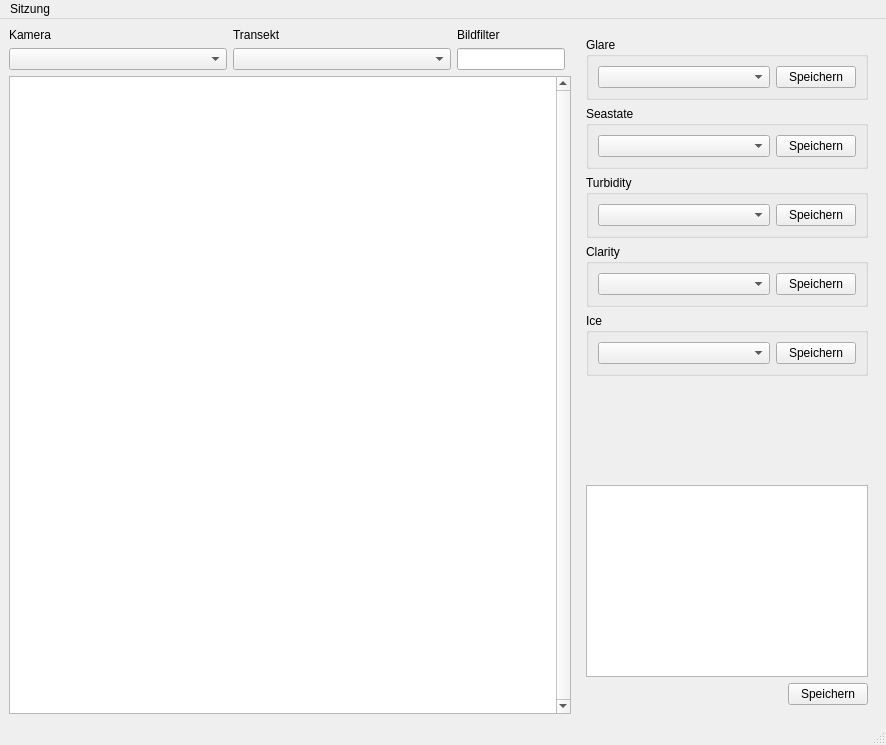
ifaoe/daisi-gui, file image-property-gui/ui/main_window.ui: the form before one commit.
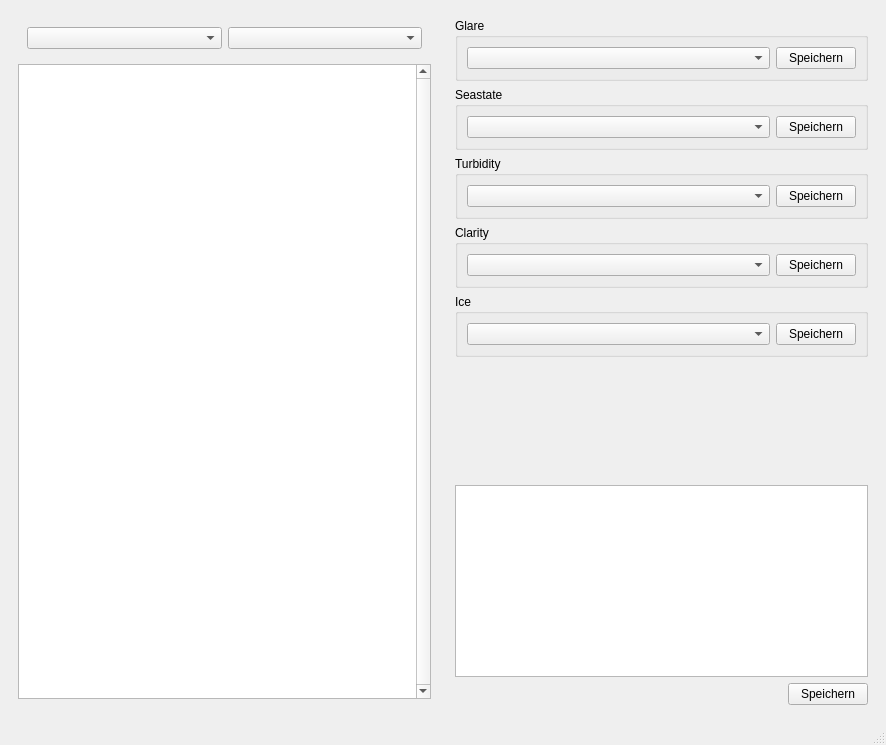
The form after the commit.

```diff
--- a/image-property-gui/ui/main_window.ui
+++ b/image-property-gui/ui/main_window.ui
@@ -15,81 +15,7 @@
   </property>
   <widget class="QWidget" name="centralwidget">
    <layout class="QGridLayout" name="gridLayout">
-    <item row="0" column="1">
-     <widget class="QLabel" name="label_trc">
-      <property name="sizePolicy">
-       <sizepolicy hsizetype="Preferred" vsizetype="Preferred">
-        <horstretch>0</horstretch>
-        <verstretch>0</verstretch>
-       </sizepolicy>
-      </property>
-      <property name="text">
-       <string>Transekt</string>
-      </property>
-     </widget>
-    </item>
-    <item row="0" column="0">
-     <widget class="QLabel" name="label_cam">
-      <property name="sizePolicy">
-       <sizepolicy hsizetype="Preferred" vsizetype="Preferred">
-        <horstretch>0</horstretch>
-        <verstretch>0</verstretch>
-       </sizepolicy>
-      </property>
-      <property name="text">
-       <string>Kamera</string>
-      </property>
-     </widget>
-    </item>
-    <item row="1" column="1">
-     <widget class="QComboBox" name="comboBox_trc">
-      <property name="sizePolicy">
-       <sizepolicy hsizetype="Preferred" vsizetype="Fixed">
-        <horstretch>1</horstretch>
-        <verstretch>0</verstretch>
-       </sizepolicy>
-      </property>
-     </widget>
-    </item>
-    <item row="1" column="0">
-     <widget class="QComboBox" name="comboBox_cam">
-      <property name="sizePolicy">
-       <sizepolicy hsizetype="Preferred" vsizetype="Fixed">
-        <horstretch>1</horstretch>
-        <verstretch>0</verstretch>
-       </sizepolicy>
-      </property>
-     </widget>
-    </item>
-    <item row="2" column="0" colspan="4">
-     <widget class="QTableView" name="tableView_image_properties">
-      <property name="sizePolicy">
-       <sizepolicy hsizetype="Expanding" vsizetype="Expanding">
-        <horstretch>0</horstretch>
-        <verstretch>0</verstretch>
-       </sizepolicy>
-      </property>
-      <property name="verticalScrollBarPolicy">
-       <enum>Qt::ScrollBarAlwaysOn</enum>
-      </property>
-      <property name="horizontalScrollBarPolicy">
-       <enum>Qt::ScrollBarAsNeeded</enum>
-      </property>
-      <property name="editTriggers">
-       <set>QAbstractItemView::NoEditTriggers</set>
-      </property>
-      <property name="alternatingRowColors">
-       <bool>true</bool>
-      </property>
-      <property name="selectionMode">
-       <enum>QAbstractItemView::ExtendedSelection</enum>
-      </property>
-      <property name="selectionBehavior">
-       <enum>QAbstractItemView::SelectRows</enum>
-      </property>
-     </widget>
-    </item>
-    <item row="0" column="4" rowspan="3">
+    <item row="0" column="1" rowspan="2">
      <widget class="QFrame" name="fram_input">
       <property name="sizePolicy">
        <sizepolicy hsizetype="Preferred" vsizetype="Preferred">
@@ -333,43 +259,54 @@
       </layout>
      </widget>
     </item>
-    <item row="1" column="2">
-     <widget class="QLineEdit" name="lineEdit_image_filter"/>
-    </item>
-    <item row="0" column="2">
-     <widget class="QLabel" name="label_image_filter">
-      <property name="sizePolicy">
-       <sizepolicy hsizetype="Preferred" vsizetype="Preferred">
-        <horstretch>0</horstretch>
-        <verstretch>0</verstretch>
-       </sizepolicy>
-      </property>
-      <property name="text">
-       <string>Bildfilter</string>
-      </property>
+    <item row="0" column="0">
+     <widget class="QWidget" name="data_widget" native="true">
+      <layout class="QVBoxLayout" name="verticalLayout_2">
+       <item>
+        <widget class="QWidget" name="session_widget" native="true">
+         <layout class="QHBoxLayout" name="horizontalLayout_7">
+          <item>
+           <widget class="QComboBox" name="combo_server"/>
+          </item>
+          <item>
+           <widget class="QComboBox" name="combo_session"/>
+          </item>
+         </layout>
+        </widget>
+       </item>
+       <item>
+        <widget class="QTableView" name="tableView_image_properties">
+         <property name="sizePolicy">
+          <sizepolicy hsizetype="Expanding" vsizetype="Expanding">
+           <horstretch>0</horstretch>
+           <verstretch>0</verstretch>
+          </sizepolicy>
+         </property>
+         <property name="verticalScrollBarPolicy">
+          <enum>Qt::ScrollBarAlwaysOn</enum>
+         </property>
+         <property name="horizontalScrollBarPolicy">
+          <enum>Qt::ScrollBarAsNeeded</enum>
+         </property>
+         <property name="editTriggers">
+          <set>QAbstractItemView::NoEditTriggers</set>
+         </property>
+         <property name="alternatingRowColors">
+          <bool>true</bool>
+         </property>
+         <property name="selectionMode">
+          <enum>QAbstractItemView::ExtendedSelection</enum>
+         </property>
+         <property name="selectionBehavior">
+          <enum>QAbstractItemView::SelectRows</enum>
+         </property>
+        </widget>
+       </item>
+      </layout>
      </widget>
     </item>
    </layout>
   </widget>
-  <widget class="QMenuBar" name="menubar">
-   <property name="geometry">
-    <rect>
-     <x>0</x>
-     <y>0</y>
-     <width>886</width>
-     <height>27</height>
-    </rect>
-   </property>
-   <widget class="QMenu" name="menuSitzung">
-    <property name="title">
-     <string>Sitzung</string>
-    </property>
-    <addaction name="actionMit_Server_verbinden"/>
-    <addaction name="actionProject_laden"/>
-    <addaction name="actionBeeden"/>
-   </widget>
-   <addaction name="menuSitzung"/>
-  </widget>
   <widget class="QStatusBar" name="statusbar"/>
   <action name="actionProject_laden">
    <property name="enabled">
```
Left out of the diff: 6 changed lines with no effect on the pictures.
